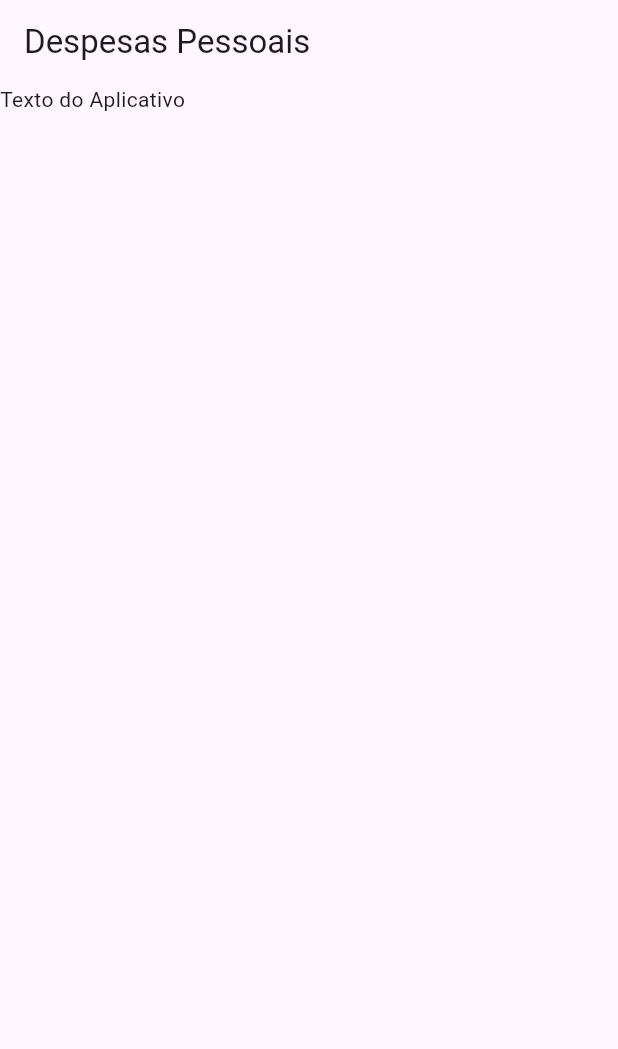
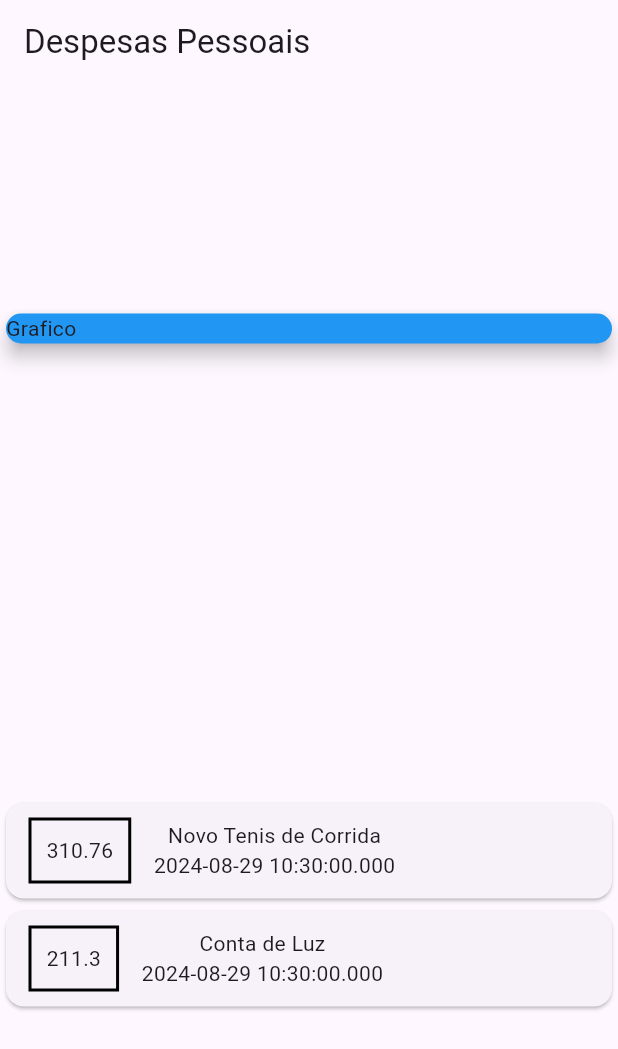
Before and after one commit to victoricoma/ddm_flutter_a, a Flutter app: the screen it shows after launch, on a phone screen of 412 x 824 dp. Shown: the top 1049 px of the screen. Run offline on Flutter 3.47's test engine with Material 3 defaults, Android fonts, the phone set to English and light mode, and no system bars.

Commit message:
Aula0829

```diff
--- a/expenses/lib/main.dart
+++ b/expenses/lib/main.dart
@@ -13,13 +13,72 @@ class ExpensesApp extends StatelessWidget {
 
 class MyHomePage extends StatelessWidget {
   MyHomePage({Key? key}) : super(key: key);
+  final _transactions = [
+    Transaction(
+      id: 't1',
+      title: 'Novo Tenis de Corrida',
+      value: 310.76,
+      date: DateTime.now(),
+    ),
+    Transaction(
+      id: 't2',
+      title: 'Conta de Luz',
+      value: 211.30,
+      date: DateTime.now(),
+    )
+  ];
 
   @override
   Widget build(BuildContext context) {
     return Scaffold(
-        appBar: AppBar(
-          title: const Text('Despesas Pessoais'),
-        ),
-        body: const Text('Texto do Aplicativo'));
+      appBar: AppBar(
+        title: const Text('Despesas Pessoais'),
+      ),
+      body: Column(
+        mainAxisAlignment: MainAxisAlignment.spaceAround,
+        crossAxisAlignment: CrossAxisAlignment.stretch,
+        children: [
+          const SizedBox(
+            child: Card(
+              color: Colors.blue,
+              child: Text('Grafico'),
+              elevation: 5,
+            ),
+          ),
+          Column(
+            children: _transactions.map((tr) {
+              return Card(
+                child: Row(
+                  children: [
+                    Container(
+                      margin: const EdgeInsets.symmetric(
+                        horizontal: 15,
+                        vertical: 10,
+                      ),
+                      decoration: BoxDecoration(
+                        border: Border.all(
+                          color: Colors.black,
+                          width: 2,
+                        ),
+                      ),
+                      padding: const EdgeInsets.all(10),
+                      child: Text(
+                        tr.value.toString(),
+                      ),
+                    ),
+                    Column(
+                      children: [
+                        Text(tr.title),
+                        Text(tr.date.toString()),
+                      ],
+                    ),
+                  ],
+                ),
+              );
+            }).toList(),
+          )
+        ],
+      ),
+    );
   }
 }
```
